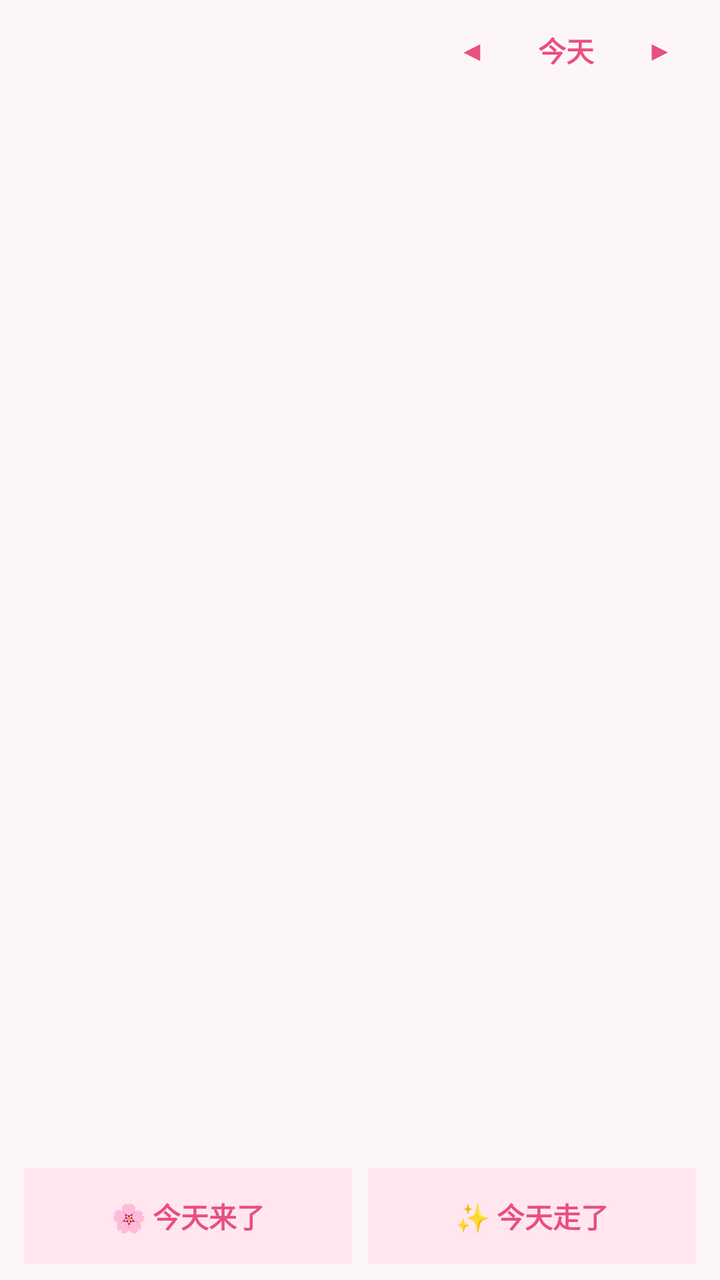
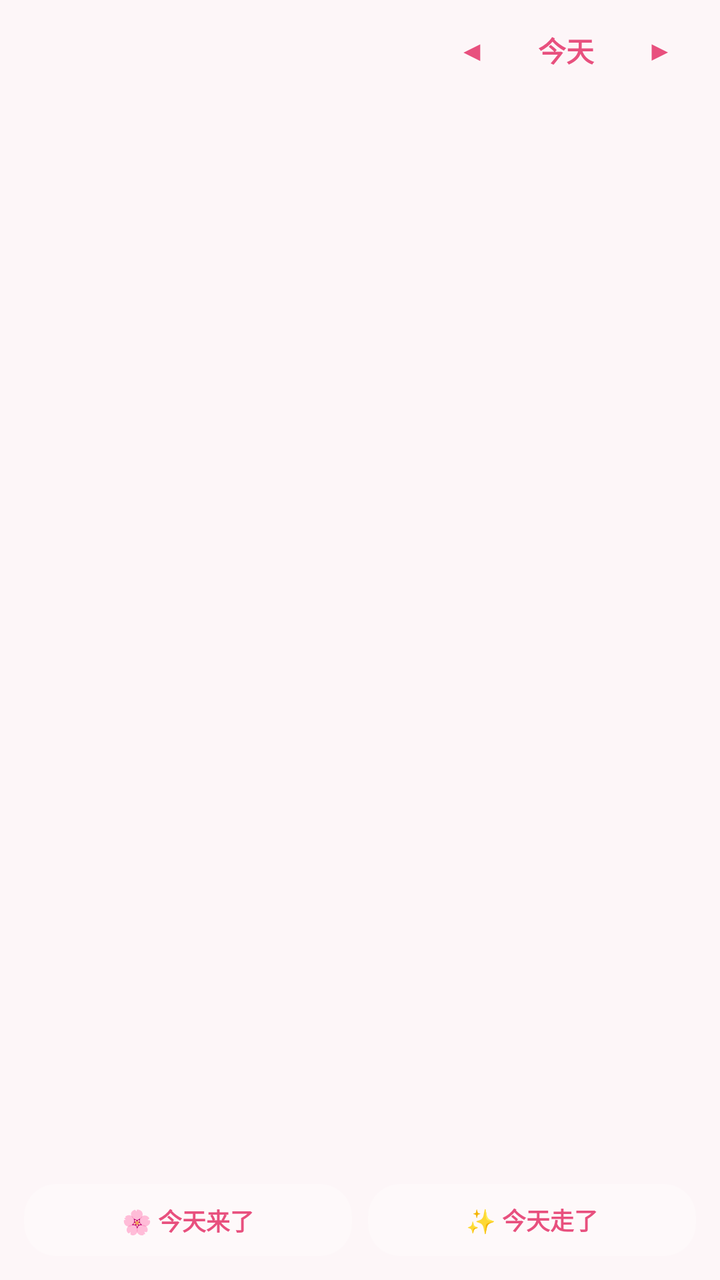

Compare the two renders of this Android layout. The source of the first and the diff that turns it into the second are given below.
<!-- AndroidManifest.xml: application theme Theme.AppCompat.DayNight.NoActionBar -->
<!-- res/layout/widget_month.xml -->
<?xml version="1.0" encoding="utf-8"?>
<LinearLayout xmlns:android="http://schemas.android.com/apk/res/android"
    android:layout_width="match_parent" android:layout_height="match_parent"
    android:background="#FDF6F8" android:orientation="vertical">
    
    <LinearLayout
        android:layout_width="match_parent" android:layout_height="50dp"
        android:orientation="horizontal" android:gravity="center_vertical" android:paddingHorizontal="12dp">
        <TextView android:id="@+id/tv_month_title" android:layout_width="0dp" android:layout_height="wrap_content" android:layout_weight="1" android:textSize="16sp" android:textColor="#2B2030" android:textStyle="bold" />
        <TextView android:id="@+id/btn_prev_month" android:layout_width="36dp" android:layout_height="36dp" android:gravity="center" android:text="◀" android:textColor="#E8507E" />
        <TextView android:id="@+id/btn_today_month" android:layout_width="50dp" android:layout_height="36dp" android:gravity="center" android:text="今天" android:textColor="#E8507E" android:textStyle="bold" android:layout_marginHorizontal="4dp"/>
        <TextView android:id="@+id/btn_next_month" android:layout_width="36dp" android:layout_height="36dp" android:gravity="center" android:text="▶" android:textColor="#E8507E" />
    </LinearLayout>
    
    <ImageView android:id="@+id/iv_month_bg"
        android:layout_width="match_parent" android:layout_height="0dp" android:layout_weight="1" android:scaleType="fitXY" />
    
    <LinearLayout
        android:layout_width="match_parent" android:layout_height="48dp"
        android:orientation="horizontal" android:weightSum="2" android:paddingHorizontal="12dp" android:layout_marginBottom="8dp">
        <TextView android:id="@+id/btn_m_mark_start" android:layout_width="0dp" android:layout_height="match_parent" android:layout_weight="1" android:gravity="center" android:text="🌸 今天来了" android:textColor="#E8507E" android:textStyle="bold" android:background="#FFE6EF" />
        <TextView android:id="@+id/btn_m_mark_end" android:layout_width="0dp" android:layout_height="match_parent" android:layout_weight="1" android:layout_marginStart="8dp" android:gravity="center" android:text="✨ 今天走了" android:textColor="#E8507E" android:textStyle="bold" android:background="#FFE6EF" />
    </LinearLayout>
</LinearLayout>
<!-- resources referenced by this layout -->
<resources>

</resources>

<!-- the commit's change to res/layout/widget_month.xml (unified diff, before → after) -->
@@ -16,9 +16,22 @@
         android:layout_width="match_parent" android:layout_height="0dp" android:layout_weight="1" android:scaleType="fitXY" />
     
     <LinearLayout
-        android:layout_width="match_parent" android:layout_height="48dp"
-        android:orientation="horizontal" android:weightSum="2" android:paddingHorizontal="12dp" android:layout_marginBottom="8dp">
-        <TextView android:id="@+id/btn_m_mark_start" android:layout_width="0dp" android:layout_height="match_parent" android:layout_weight="1" android:gravity="center" android:text="🌸 今天来了" android:textColor="#E8507E" android:textStyle="bold" android:background="#FFE6EF" />
-        <TextView android:id="@+id/btn_m_mark_end" android:layout_width="0dp" android:layout_height="match_parent" android:layout_weight="1" android:layout_marginStart="8dp" android:gravity="center" android:text="✨ 今天走了" android:textColor="#E8507E" android:textStyle="bold" android:background="#FFE6EF" />
+        android:layout_width="match_parent" android:layout_height="36dp"
+        android:orientation="horizontal" android:weightSum="2" 
+        android:paddingHorizontal="12dp" android:layout_marginBottom="12dp">
+        
+        <TextView android:id="@+id/btn_m_mark_start" 
+            android:layout_width="0dp" android:layout_height="match_parent" 
+            android:layout_weight="1" android:gravity="center" 
+            android:text="🌸 今天来了" android:textColor="#E8507E" 
+            android:textSize="12sp" android:textStyle="bold" 
+            android:background="@drawable/bg_btn_translucent" android:clickable="true"/>
+            
+        <TextView android:id="@+id/btn_m_mark_end" 
+            android:layout_width="0dp" android:layout_height="match_parent" 
+            android:layout_weight="1" android:layout_marginStart="8dp" 
+            android:gravity="center" android:text="✨ 今天走了" 
+            android:textColor="#E8507E" android:textSize="12sp" android:textStyle="bold" 
+            android:background="@drawable/bg_btn_translucent" android:clickable="true"/>
     </LinearLayout>
 </LinearLayout>
<!-- resource entries referenced after the edit -->
@@ -1,5 +1,10 @@
 <!-- resources referenced by this layout -->
 <resources>
-
+  <!-- drawable bg_btn_translucent (drawable) -->
+  <?xml version="1.0" encoding="utf-8"?>
+  <shape xmlns:android="http://schemas.android.com/apk/res/android">
+      <solid android:color="#40FFFFFF"/>
+      <corners android:radius="16dp"/>
+  </shape>
 </resources>
 
